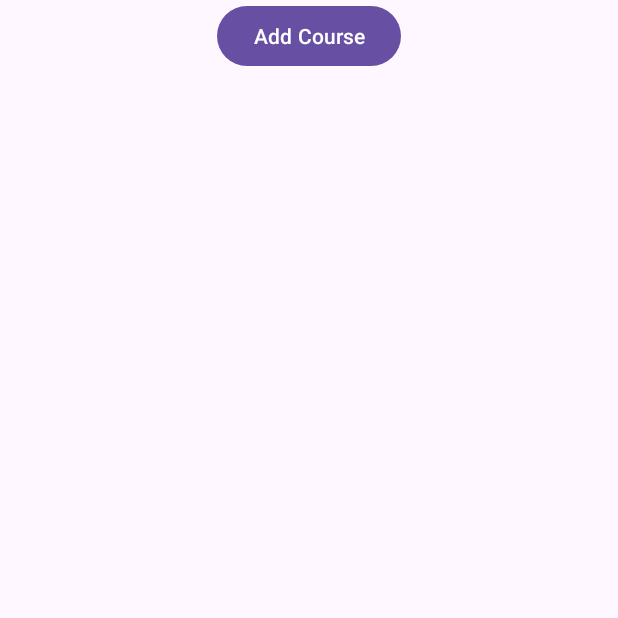
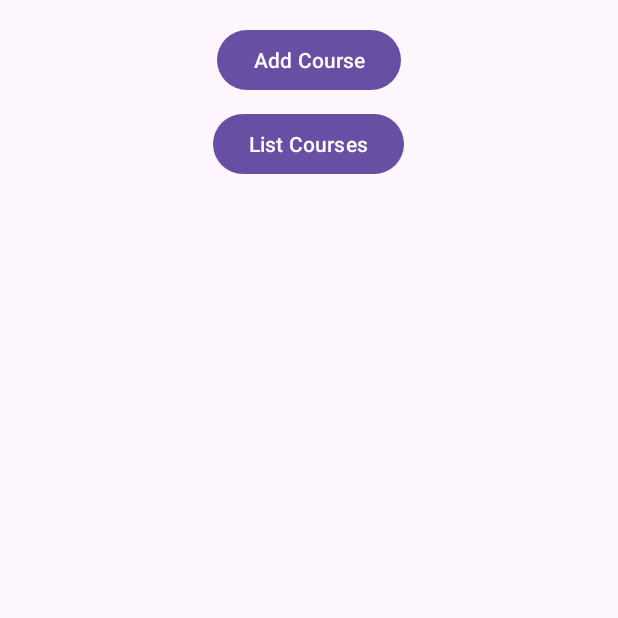
Before and after one commit to burnout777/CourseManagementSystem, an Android app: the screen it shows after launch (MainActivity), on a phone screen of 412 x 824 dp, the top half of it. Run offline under Robolectric (Android 15) with nearby library versions, the phone set to English and light mode, and no system bars.

Commit message:
added course list button

```diff
--- a/app/src/main/AndroidManifest.xml
+++ b/app/src/main/AndroidManifest.xml
@@ -12,8 +12,10 @@
         android:supportsRtl="true"
         android:theme="@style/Theme.CourseManagementSystem"
         tools:targetApi="31">
+        <activity
+            android:name=".ListCourses"
+            android:exported="false" />
         <activity android:name=".CreateCourseActivity" />
-
         <activity
             android:name=".MainActivity"
             android:exported="true">
--- a/app/src/main/java/edu/uk/le/coursemanagementsystem/MainActivity.java
+++ b/app/src/main/java/edu/uk/le/coursemanagementsystem/MainActivity.java
@@ -36,11 +36,19 @@ public class MainActivity extends AppCompatActivity {
         super.onCreate(savedInstanceState);
         setContentView(R.layout.activity_main);
 
+        Button listCoursesButton = findViewById(R.id.list_courses_button);
+
+        listCoursesButton.setOnClickListener(view -> {
+            Intent intent = new Intent(MainActivity.this, ListCourses.class);
+            startActivity(intent);
+        });
+
         Button createCourseButton = findViewById(R.id.addcourse_button);
 
         createCourseButton.setOnClickListener(view -> {
             Intent intent = new Intent(MainActivity.this, CreateCourseActivity.class);
             startActivity(intent);
+
         });
 
 
--- a/app/src/main/res/layout/activity_main.xml
+++ b/app/src/main/res/layout/activity_main.xml
@@ -11,8 +11,21 @@
         android:id="@+id/addcourse_button"
         android:layout_width="wrap_content"
         android:layout_height="wrap_content"
-        android:text="Add Course"
+        android:layout_marginTop="16dp"
+        android:text="@string/add_course_button"
         app:layout_constraintEnd_toEndOf="parent"
         app:layout_constraintStart_toStartOf="parent"
-        tools:layout_editor_absoluteY="27dp" />
+        app:layout_constraintTop_toTopOf="parent" />
+
+    <Button
+        android:id="@+id/list_courses_button"
+        android:layout_width="wrap_content"
+        android:layout_height="wrap_content"
+        android:layout_marginTop="8dp"
+        android:text="@string/list_courses_button"
+        app:layout_constraintEnd_toEndOf="parent"
+        app:layout_constraintHorizontal_bias="0.498"
+        app:layout_constraintStart_toStartOf="parent"
+        app:layout_constraintTop_toBottomOf="@+id/addcourse_button" />
+
 </androidx.constraintlayout.widget.ConstraintLayout>
--- /dev/null
+++ b/app/src/main/res/layout/list_courses.xml
@@ -0,0 +1,6 @@
+<?xml version="1.0" encoding="utf-8"?>
+<androidx.constraintlayout.widget.ConstraintLayout xmlns:android="http://schemas.android.com/apk/res/android"
+    android:layout_width="match_parent"
+    android:layout_height="match_parent">
+
+</androidx.constraintlayout.widget.ConstraintLayout>
--- a/app/src/main/res/values/strings.xml
+++ b/app/src/main/res/values/strings.xml
@@ -43,4 +43,6 @@
         libero vel nunc consequat, quis tincidunt nisl eleifend. Cras bibendum enim a justo luctus
         vestibulum. Fusce dictum libero quis erat maximus, vitae volutpat diam dignissim.
     </string>
+
+    <string name="list_courses_button">List Courses</string>
 </resources>
```
Also changed, not shown: app/src/main/java/edu/uk/le/coursemanagementsystem/ListCourses.java (added, +24 -0 lines), app/src/main/res/layout/activity_list_courses.xml (added, +10 -0 lines).
